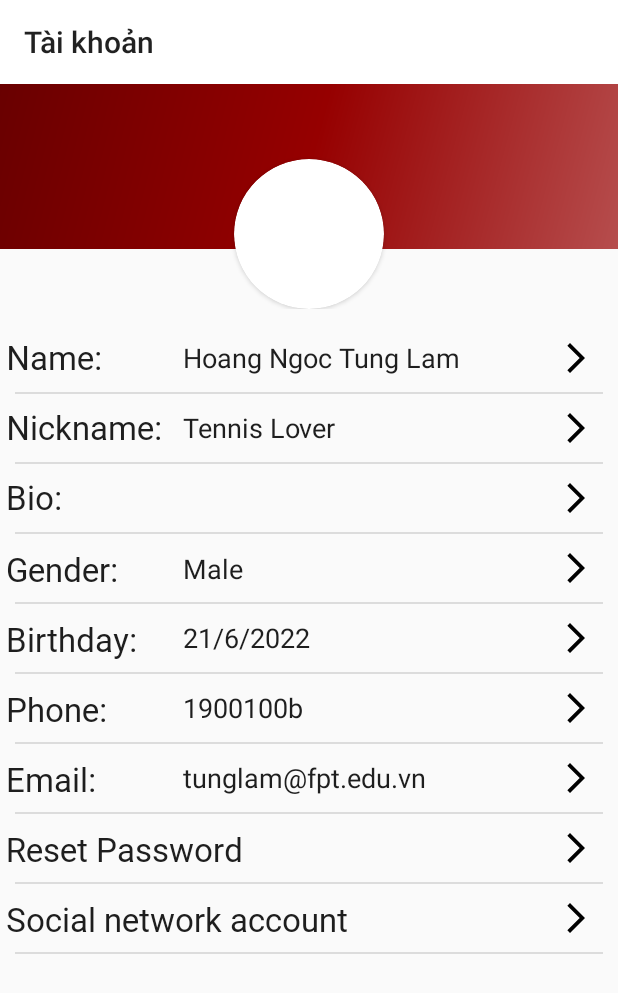
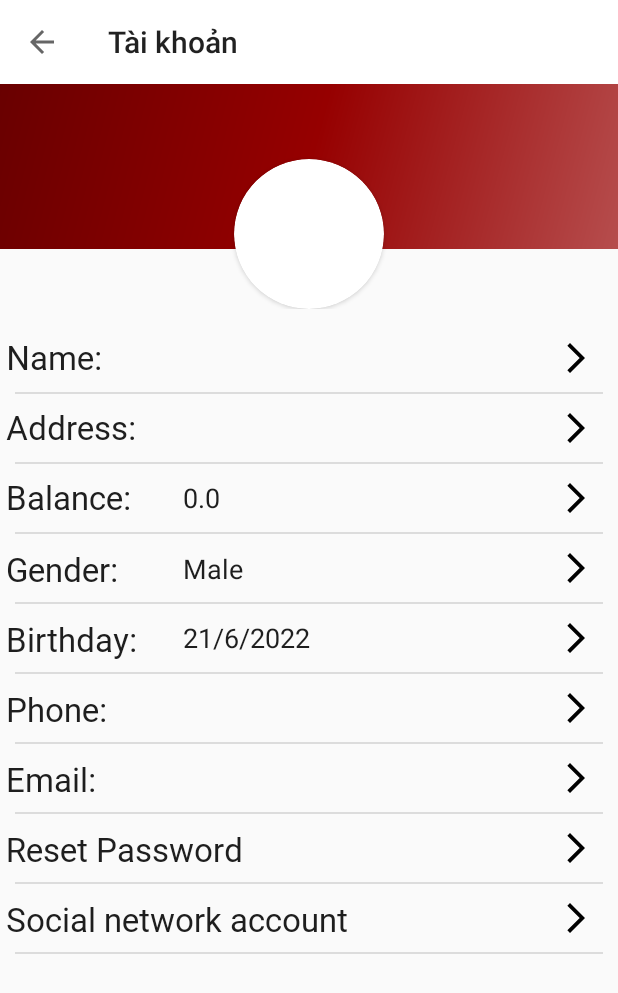
Before and after one commit to KIBICHAN/BookStoreG3, an Android app: the ProfileActivity screen opened directly, with no data from a screen before it, on a phone screen of 412 x 824 dp. Shown: the top 993 px of the screen. Run offline under Robolectric (Android 15) with nearby library versions, the phone set to English and light mode, and no system bars.

Commit message:
profile + search
bao

```diff
--- a/app/src/main/java/com/example/bookstoreg3/activity/ProfileActivity.java
+++ b/app/src/main/java/com/example/bookstoreg3/activity/ProfileActivity.java
@@ -1,15 +1,59 @@
 package com.example.bookstoreg3.activity;
 
+import android.content.SharedPreferences;
 import android.os.Bundle;
+import android.view.View;
+import android.widget.EditText;
+import android.widget.TextView;
 
 import androidx.appcompat.app.AppCompatActivity;
+import androidx.appcompat.widget.Toolbar;
 
 import com.example.bookstoreg3.R;
 
+import java.util.Objects;
+
 public class ProfileActivity extends AppCompatActivity {
+    Toolbar toolbar;
+
+    TextView tvGender,tvEmail,tvPhone,tvName,tvAddress, tvBalance;
     @Override
     protected void onCreate(Bundle savedInstanceState) {
         super.onCreate(savedInstanceState);
         setContentView(R.layout.activity_profile);
+        tvEmail =(TextView) findViewById(R.id.editEmail);
+        tvName = (TextView) findViewById(R.id.editTextTextPersonName);
+        tvPhone = (TextView) findViewById(R.id.editTextPhone);
+        tvGender = (TextView) findViewById(R.id.textView4);
+        tvAddress = (TextView) findViewById(R.id.editAddress);
+        tvBalance = (TextView) findViewById(R.id.editBalance);
+        toolbar = (Toolbar) findViewById(R.id.toobar);
+
+        SharedPreferences sharedPreferences = getSharedPreferences("Account", MODE_PRIVATE);
+        tvName.setText(sharedPreferences.getString("name", ""));
+        tvEmail.setText(sharedPreferences.getString("gmail", ""));
+        tvPhone.setText(sharedPreferences.getString("phone",""));
+        tvAddress.setText(sharedPreferences.getString("address",""));
+        //tvBalance.setText(sharedPreferences.getString("money",""));
+        tvBalance.setText(""+sharedPreferences.getFloat("money", 0));
+        if (sharedPreferences.getBoolean("gender", true)){
+            tvGender.setText("Male");
+        }else {
+            tvGender.setText("Female");
+        }
+        ActionToolBar ();
+
+
+    }
+
+    private void ActionToolBar () {
+        setSupportActionBar(toolbar);
+        Objects.requireNonNull(getSupportActionBar()).setDisplayHomeAsUpEnabled(true);
+        toolbar.setNavigationOnClickListener(new View.OnClickListener() {
+            @Override
+            public void onClick(View view) {
+                finish();
+            }
+        });
     }
 }
--- a/app/src/main/res/layout/activity_profile.xml
+++ b/app/src/main/res/layout/activity_profile.xml
@@ -104,17 +104,17 @@
                     android:layout_height="wrap_content"
                     android:layout_marginStart="4dp"
                     android:layout_weight="1"
-                    android:text="Nickname:"
+                    android:fontFamily="@font/calibri"
+                    android:text="Address:"
                     android:textColor="#E1000000"
                     android:textSize="22dp"
-                    android:fontFamily="@font/calibri"
                     app:layout_constraintBottom_toBottomOf="parent"
                     app:layout_constraintStart_toStartOf="parent"
                     app:layout_constraintTop_toTopOf="parent"
                     app:layout_constraintVertical_bias="0.476" />
 
                 <TextView
-                    android:id="@+id/editNickname"
+                    android:id="@+id/editAddress"
                     android:layout_width="300dp"
                     android:layout_height="45dp"
                     android:layout_weight="1"
@@ -155,17 +155,17 @@
                     android:layout_height="wrap_content"
                     android:layout_marginStart="4dp"
                     android:layout_weight="1"
-                    android:text="Bio:"
+                    android:fontFamily="@font/calibri"
+                    android:text="Balance:"
                     android:textColor="#E1000000"
                     android:textSize="22dp"
-                    android:fontFamily="@font/calibri"
                     app:layout_constraintBottom_toBottomOf="parent"
                     app:layout_constraintStart_toStartOf="parent"
                     app:layout_constraintTop_toTopOf="parent"
                     app:layout_constraintVertical_bias="0.476" />
 
                 <TextView
-                    android:id="@+id/editNicknamewut"
+                    android:id="@+id/editBalance"
                     android:layout_width="300dp"
                     android:layout_height="45dp"
                     android:layout_weight="1"
@@ -269,8 +269,8 @@
                     android:layout_width="300dp"
                     android:layout_height="45dp"
                     android:ems="10"
+                    android:inputType="date"
                     android:paddingVertical="10dp"
-                    android:inputType="date"
                     android:paddingLeft="10dp"
                     android:text="21/6/2022"
                     android:textColor="#E1000000"
@@ -278,7 +278,8 @@
                     app:layout_constraintBottom_toBottomOf="parent"
                     app:layout_constraintEnd_toEndOf="parent"
                     app:layout_constraintTop_toTopOf="parent"
-                    app:layout_constraintVertical_bias="0.0" />
+                    app:layout_constraintVertical_bias="0.0"
+                    tools:ignore="TouchTargetSizeCheck" />
 
             </androidx.constraintlayout.widget.ConstraintLayout>
 
```
Also changed, not shown: app/src/main/java/com/example/bookstoreg3/activity/SearchActivity.java (+54 -0 lines), app/src/main/java/com/example/bookstoreg3/service/BookService.java (+28 -0 lines).
